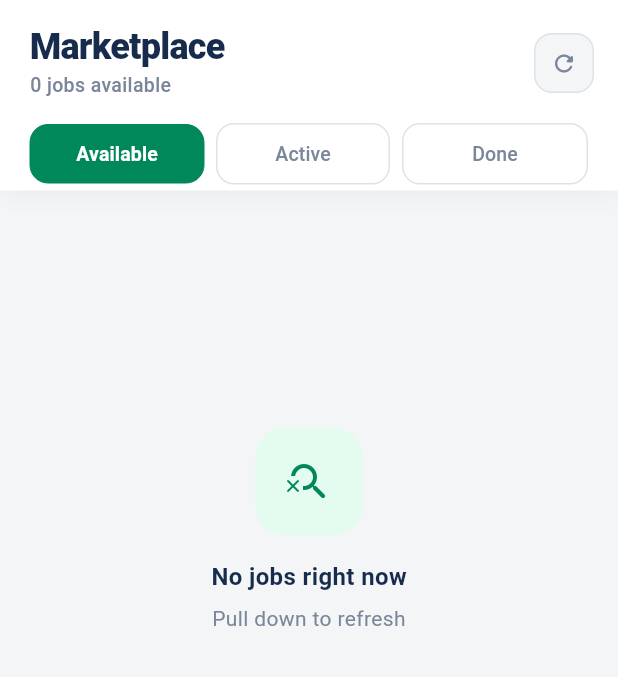
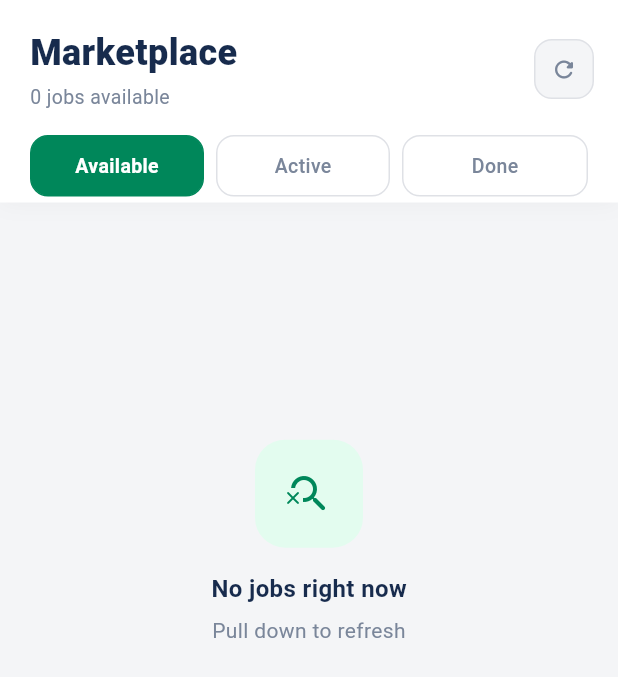
Before and after one commit to keyurvisavadiya/nearfix_partner, a Flutter app: the MarketScreen screen opened directly, after a tap on the "refresh" icon, on a phone screen of 412 x 824 dp. Shown: the top 677 px of the screen. Run offline on Flutter 3.47's test engine with Material 3 defaults, Android fonts, the phone set to English and light mode, and no system bars; our stand-ins replace geolocator, image_picker, introduction_screen, shared_preferences; accounts and stored records are empty; network calls fail; Roboto replaces fonts that are missing (SF Pro Display).

Commit message:
small updates

```diff
--- a/lib/market/screen/job_detailed.dart
+++ b/lib/market/screen/job_detailed.dart
@@ -211,7 +211,6 @@ class JobDetailScreen extends StatelessWidget {
               ],
             ),
           ),
-          // HIDES PHONE BUTTON IF COMPLETED
           if (job.status != JobStatus.completed)
             GestureDetector(
               onTap: () => _makePhoneCall(job.customerPhone),
@@ -255,7 +254,6 @@ class JobDetailScreen extends StatelessWidget {
                               color: AppColors.dark)),
                     ),
                     const SizedBox(width: 10),
-                    // HIDES MAP BUTTON IF COMPLETED
                     if (job.status != JobStatus.completed)
                       GestureDetector(
                         onTap: () => _openMapDirections(context),
@@ -351,7 +349,7 @@ class JobDetailScreen extends StatelessWidget {
             color: AppColors.dark,
             onTap: onAccept);
       case JobStatus.active:
-      case JobStatus.Confirmed:
+      case JobStatus.Confirmed: // RECOGNIZES AUTO-ACCEPTED STATUS
         return _ctaButton(
             label: 'FINISH JOB',
             color: AppColors.primary,
@@ -381,7 +379,8 @@ class JobDetailScreen extends StatelessWidget {
             ),
           ),
         );
-
+      default:
+        return const SizedBox.shrink();
     }
   }
 
--- a/lib/market/screen/market_screen.dart
+++ b/lib/market/screen/market_screen.dart
@@ -1,3 +1,4 @@
+import 'dart:async'; // Required for Timer
 import 'dart:convert';
 import 'package:flutter/material.dart';
 import 'package:http/http.dart' as http;
@@ -18,6 +19,7 @@ class _MarketScreenState extends State<MarketScreen>
   late TabController _tabController;
   List<Job> _jobs = [];
   bool _isLoading = true;
+  Timer? _refreshTimer; // Timer instance for background updates
 
   final String _baseUrl =
       "https://marcella-intonational-tatyana.ngrok-free.dev/nearfix/";
@@ -27,30 +29,42 @@ class _MarketScreenState extends State<MarketScreen>
     super.initState();
     _tabController = TabController(length: 3, vsync: this);
     _tabController.addListener(() => setState(() {}));
+
+    // Initial data fetch
     _fetchJobs();
+
+    // --- AUTOMATION TIMER ---
+    // This triggers the PHP worker and refreshes UI every 30 seconds
+    _refreshTimer = Timer.periodic(const Duration(seconds: 30), (timer) async {
+      if (mounted) {
+        await _runAutoAcceptAutomation(); // Trigger the worker script
+        _fetchJobs(showLoader: false);    // Refresh the list silently
+      }
+    });
   }
 
   @override
   void dispose() {
+    _refreshTimer?.cancel(); // Cancel timer to prevent memory leaks
     _tabController.dispose();
     super.dispose();
   }
 
-  Future<void> _fetchJobs() async {
+  // Modified to support background refreshing without showing the main loader
+  Future<void> _fetchJobs({bool showLoader = true}) async {
     if (!mounted) return;
-    setState(() => _isLoading = true);
+    if (showLoader) setState(() => _isLoading = true);
+
     try {
       final prefs = await SharedPreferences.getInstance();
       int myId = prefs.getInt('provider_id') ?? 1;
       String myCategory = prefs.getString('category') ?? '';
-      final response = await http
-          .get(
-            Uri.parse(
-              "${_baseUrl}get_jobs.php?provider_id=$myId&category=$myCategory",
-            ),
-            headers: {"ngrok-skip-browser-warning": "true"},
-          )
-          .timeout(const Duration(seconds: 10));
+
+      final response = await http.get(
+        Uri.parse("${_baseUrl}get_jobs.php?provider_id=$myId&category=$myCategory"),
+        headers: {"ngrok-skip-browser-warning": "true"}, // Essential for Ngrok
+      ).timeout(const Duration(seconds: 10));
+
       if (response.statusCode == 200) {
         final decoded = json.decode(response.body);
         if (decoded['success'] == true) {
@@ -69,6 +83,18 @@ class _MarketScreenState extends State<MarketScreen>
     }
   }
 
+  // New method to trigger the separate PHP worker file
+  Future<void> _runAutoAcceptAutomation() async {
+    try {
+      await http.get(
+        Uri.parse("${_baseUrl}auto_accept_cron.php"),
+        headers: {"ngrok-skip-browser-warning": "true"},
+      );
+    } catch (e) {
+      debugPrint("Automation Trigger Error: $e");
+    }
+  }
+
   Future<void> _updateStatusInDb(Job job, String newStatus) async {
     try {
       final prefs = await SharedPreferences.getInstance();
@@ -83,7 +109,7 @@ class _MarketScreenState extends State<MarketScreen>
       );
       final result = json.decode(response.body);
       if (result['success'] == true) {
-        await _fetchJobs();
+        await _fetchJobs(showLoader: false);
         _toast(newStatus == 'Confirmed' ? 'Lead Accepted ✓' : 'Job Complete ✓');
         if (newStatus == 'Confirmed') _tabController.animateTo(1);
         if (newStatus == 'completed') _tabController.animateTo(2);
@@ -95,20 +121,14 @@ class _MarketScreenState extends State<MarketScreen>
 
   List<Job> _getJobs(JobStatus status) {
     if (status == JobStatus.available) {
-      return _jobs
-          .where(
-            (j) =>
-                j.status == JobStatus.available ||
-                j.status == JobStatus.pending,
-          )
-          .toList();
+      return _jobs.where((j) =>
+      j.status == JobStatus.available || j.status == JobStatus.pending
+      ).toList();
     } else if (status == JobStatus.active) {
-      return _jobs
-          .where(
-            (j) =>
-                j.status == JobStatus.active || j.status == JobStatus.Confirmed,
-          )
-          .toList();
+      // Includes both 'active' and auto-accepted 'Confirmed' jobs
+      return _jobs.where((j) =>
+      j.status == JobStatus.active || j.status == JobStatus.Confirmed
+      ).toList();
     } else {
       return _jobs.where((j) => j.status == JobStatus.completed).toList();
     }
@@ -120,21 +140,12 @@ class _MarketScreenState extends State<MarketScreen>
   void _toast(String msg) {
     ScaffoldMessenger.of(context).showSnackBar(
       SnackBar(
-        content: Text(
-          msg,
-          style: const TextStyle(
-            fontWeight: FontWeight.w600,
-            fontSize: 14,
-            letterSpacing: 0.2,
-          ),
-          textAlign: TextAlign.center,
-        ),
+        content: Text(msg, style: const TextStyle(fontWeight: FontWeight.w600, fontSize: 14), textAlign: TextAlign.center),
         backgroundColor: AppColors.dark,
         behavior: SnackBarBehavior.floating,
         shape: RoundedRectangleBorder(borderRadius: BorderRadius.circular(32)),
         duration: const Duration(seconds: 2),
         margin: const EdgeInsets.fromLTRB(40, 0, 40, 32),
-        elevation: 0,
       ),
     );
   }
@@ -182,99 +193,46 @@ class _MarketScreenState extends State<MarketScreen>
     );
   }
 
-  // ─── Loading State ────────────────────────────────────────────────────────
-
   Widget _buildLoadingState() {
     return Center(
       child: Column(
         mainAxisSize: MainAxisSize.min,
         children: [
-          SizedBox(
-            width: 36,
-            height: 36,
-            child: CircularProgressIndicator(
-              color: AppColors.primary,
-              strokeWidth: 2.5,
-            ),
-          ),
+          CircularProgressIndicator(color: AppColors.primary, strokeWidth: 2.5),
           const SizedBox(height: 16),
-          Text(
-            'Finding jobs near you…',
-            style: TextStyle(
-              color: AppColors.grey,
-              fontSize: 14,
-              fontWeight: FontWeight.w500,
-            ),
-          ),
+          Text('Finding jobs near you…', style: TextStyle(color: AppColors.grey, fontSize: 14)),
         ],
       ),
     );
   }
 
-  // ─── Header ───────────────────────────────────────────────────────────────
-
   Widget _buildHeader() {
     return Container(
-      decoration: BoxDecoration(
-        color: Colors.white,
-        boxShadow: [
-          BoxShadow(
-            color: Colors.black.withOpacity(0.04),
-            blurRadius: 12,
-            offset: const Offset(0, 2),
-          ),
-        ],
-      ),
+      decoration: BoxDecoration(color: Colors.white, boxShadow: [BoxShadow(color: Colors.black.withOpacity(0.04), blurRadius: 12)]),
       child: SafeArea(
         bottom: false,
         child: Column(
-          crossAxisAlignment: CrossAxisAlignment.start,
           children: [
             Padding(
               padding: const EdgeInsets.fromLTRB(20, 18, 16, 0),
               child: Row(
                 children: [
-                  // Title section
                   Expanded(
                     child: Column(
                       crossAxisAlignment: CrossAxisAlignment.start,
                       children: [
-                        Text(
-                          'Marketplace',
-                          style: TextStyle(
-                            fontSize: 24,
-                            fontWeight: FontWeight.w800,
-                            color: AppColors.dark,
-                            letterSpacing: -0.5,
-                            height: 1.1,
-                          ),
-                        ),
+                        Text('Marketplace', style: TextStyle(fontSize: 24, fontWeight: FontWeight.w800, color: AppColors.dark)),
                         const SizedBox(height: 3),
-                        Text(
-                          '${_jobs.length} jobs available',
-                          style: TextStyle(
-                            fontSize: 13,
-                            fontWeight: FontWeight.w500,
-                            color: AppColors.grey,
-                          ),
-                        ),
+                        Text('${_jobs.length} jobs available', style: TextStyle(fontSize: 13, color: AppColors.grey)),
                       ],
                     ),
                   ),
-                  // Refresh button
-                  _buildIconButton(
-                    icon: Icons.refresh_rounded,
-                    onTap: _fetchJobs,
-                  ),
+                  _buildIconButton(icon: Icons.refresh_rounded, onTap: () => _fetchJobs()),
                 ],
               ),
             ),
             const SizedBox(height: 16),
-            // Tab bar
-            Padding(
-              padding: const EdgeInsets.symmetric(horizontal: 20),
-              child: _buildTabBar(),
-            ),
+            Padding(padding: const EdgeInsets.symmetric(horizontal: 20), child: _buildTabBar()),
             const SizedBox(height: 4),
           ],
         ),
@@ -282,20 +240,12 @@ class _MarketScreenState extends State<MarketScreen>
     );
   }
 
-  Widget _buildIconButton({
-    required IconData icon,
-    required VoidCallback onTap,
-  }) {
+  Widget _buildIconButton({required IconData icon, required VoidCallback onTap}) {
     return GestureDetector(
       onTap: onTap,
       child: Container(
-        width: 40,
-        height: 40,
-        decoration: BoxDecoration(
-          color: AppColors.bg,
-          borderRadius: BorderRadius.circular(12),
-          border: Border.all(color: AppColors.borderGrey, width: 1),
-        ),
+        width: 40, height: 40,
+        decoration: BoxDecoration(color: AppColors.bg, borderRadius: BorderRadius.circular(12), border: Border.all(color: AppColors.borderGrey)),
         child: Icon(icon, color: AppColors.grey, size: 18),
       ),
     );
@@ -303,12 +253,7 @@ class _MarketScreenState extends State<MarketScreen>
 
   Widget _buildTabBar() {
     const tabLabels = ['Available', 'Active', 'Done'];
-    final statuses = [
-      JobStatus.available,
-      JobStatus.active,
-      JobStatus.completed,
-    ];
-
+    final statuses = [JobStatus.available, JobStatus.active, JobStatus.completed];
     return Row(
       children: List.generate(3, (i) {
         final isSelected = _tabController.index == i;
@@ -318,35 +263,18 @@ class _MarketScreenState extends State<MarketScreen>
             onTap: () => _tabController.animateTo(i),
             child: AnimatedContainer(
               duration: const Duration(milliseconds: 200),
-              curve: Curves.easeInOut,
               margin: EdgeInsets.only(right: i < 2 ? 8 : 0),
               padding: const EdgeInsets.symmetric(vertical: 10),
               decoration: BoxDecoration(
                 color: isSelected ? AppColors.primary : Colors.transparent,
                 borderRadius: BorderRadius.circular(12),
-                border: Border.all(
-                  color: isSelected ? AppColors.primary : AppColors.borderGrey,
-                  width: isSelected ? 0 : 1,
-                ),
+                border: Border.all(color: isSelected ? AppColors.primary : AppColors.borderGrey),
               ),
               child: Row(
                 mainAxisAlignment: MainAxisAlignment.center,
                 children: [
-                  Text(
-                    tabLabels[i],
-                    style: TextStyle(
-                      fontSize: 13,
-                      fontWeight: isSelected
-                          ? FontWeight.w700
-                          : FontWeight.w500,
-                      color: isSelected ? Colors.white : AppColors.grey,
-                      letterSpacing: 0.1,
-                    ),
-                  ),
-                  if (count > 0) ...[
-                    const SizedBox(width: 6),
-                    _buildBadge(count, isSelected: isSelected),
-                  ],
+                  Text(tabLabels[i], style: TextStyle(fontSize: 13, fontWeight: isSelected ? FontWeight.w700 : FontWeight.w500, color: isSelected ? Colors.white : AppColors.grey)),
+                  if (count > 0) ...[const SizedBox(width: 6), _buildBadge(count, isSelected: isSelected)],
                 ],
               ),
             ),
@@ -359,40 +287,17 @@ class _MarketScreenState extends State<MarketScreen>
   Widget _buildBadge(int count, {required bool isSelected}) {
     return Container(
       padding: const EdgeInsets.symmetric(horizontal: 6, vertical: 1),
-      decoration: BoxDecoration(
-        color: isSelected
-            ? Colors.white.withOpacity(0.25)
-            : AppColors.primary.withOpacity(0.12),
-        borderRadius: BorderRadius.circular(20),
-      ),
-      child: Text(
-        '$count',
-        style: TextStyle(
-          fontSize: 11,
-          fontWeight: FontWeight.w800,
-          color: isSelected ? Colors.white : AppColors.primary,
-        ),
-      ),
+      decoration: BoxDecoration(color: isSelected ? Colors.white.withOpacity(0.25) : AppColors.primary.withOpacity(0.12), borderRadius: BorderRadius.circular(20)),
+      child: Text('$count', style: TextStyle(fontSize: 11, fontWeight: FontWeight.w800, color: isSelected ? Colors.white : AppColors.primary)),
     );
   }
-
-  // ─── Tab Content ──────────────────────────────────────────────────────────
 
   Widget _buildTabList(JobStatus status) {
     final list = _getJobs(status);
     return RefreshIndicator(
       onRefresh: _fetchJobs,
       color: AppColors.primary,
-      displacement: 20,
-      strokeWidth: 2,
-      child: list.isEmpty
-          ? _buildEmptyState(status)
-          : JobList(
-              jobs: list,
-              onAccept: _acceptJob,
-              onFinish: _finishJob,
-              onTap: _openDetail,
-            ),
+      child: list.isEmpty ? _buildEmptyState(status) : JobList(jobs: list, onAccept: _acceptJob, onFinish: _finishJob, onTap: _openDetail),
     );
   }
 
@@ -406,39 +311,15 @@ class _MarketScreenState extends State<MarketScreen>
           child: Column(
             mainAxisAlignment: MainAxisAlignment.center,
             children: [
-              // Icon container
               Container(
-                width: 72,
-                height: 72,
-                decoration: BoxDecoration(
-                  color: AppColors.primaryLight,
-                  borderRadius: BorderRadius.circular(20),
-                ),
-                child: Icon(
-                  config['icon'] as IconData,
-                  size: 32,
-                  color: AppColors.primary,
-                ),
+                width: 72, height: 72,
+                decoration: BoxDecoration(color: AppColors.primaryLight, borderRadius: BorderRadius.circular(20)),
+                child: Icon(config['icon'] as IconData, size: 32, color: AppColors.primary),
               ),
               const SizedBox(height: 16),
-              Text(
-                config['title'] as String,
-                style: TextStyle(
-                  color: AppColors.dark,
-                  fontWeight: FontWeight.w700,
-                  fontSize: 16,
-                ),
-              ),
+              Text(config['title'] as String, style: TextStyle(color: AppColors.dark, fontWeight: FontWeight.w700, fontSize: 16)),
               const SizedBox(height: 6),
-              Text(
-                config['subtitle'] as String,
-                style: TextStyle(
-                  color: AppColors.grey,
-                  fontWeight: FontWeight.w400,
-                  fontSize: 14,
-                ),
-                textAlign: TextAlign.center,
-              ),
+              Text(config['subtitle'] as String, style: TextStyle(color: AppColors.grey, fontSize: 14), textAlign: TextAlign.center),
             ],
           ),
         ),
@@ -449,23 +330,11 @@ class _MarketScreenState extends State<MarketScreen>
   Map<String, dynamic> _emptyStateConfig(JobStatus status) {
     switch (status) {
       case JobStatus.available:
-        return {
-          'icon': Icons.search_off_rounded,
-          'title': 'No jobs right now',
-          'subtitle': 'Pull down to refresh',
-        };
+        return {'icon': Icons.search_off_rounded, 'title': 'No jobs right now', 'subtitle': 'Pull down to refresh'};
       case JobStatus.active:
-        return {
-          'icon': Icons.work_outline_rounded,
-          'title': 'No active jobs',
-          'subtitle': 'Accept a lead to get started',
-        };
+        return {'icon': Icons.work_outline_rounded, 'title': 'No active jobs', 'subtitle': 'Accept a lead to get started'};
       default:
-        return {
-          'icon': Icons.check_circle_outline_rounded,
-          'title': 'No completed jobs yet',
-          'subtitle': 'Finished jobs will appear here',
-        };
+        return {'icon': Icons.check_circle_outline_rounded, 'title': 'No completed jobs yet', 'subtitle': 'Finished jobs will appear here'};
     }
   }
 }
```
Lines whose indentation alone changed are shown as unchanged.
